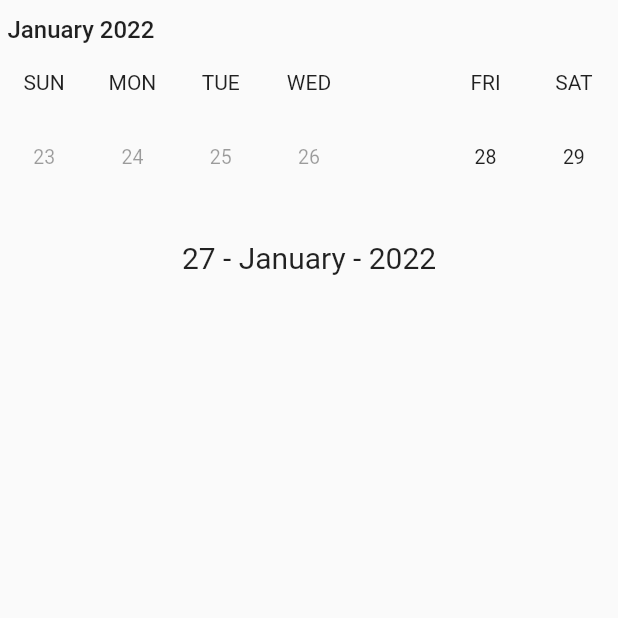
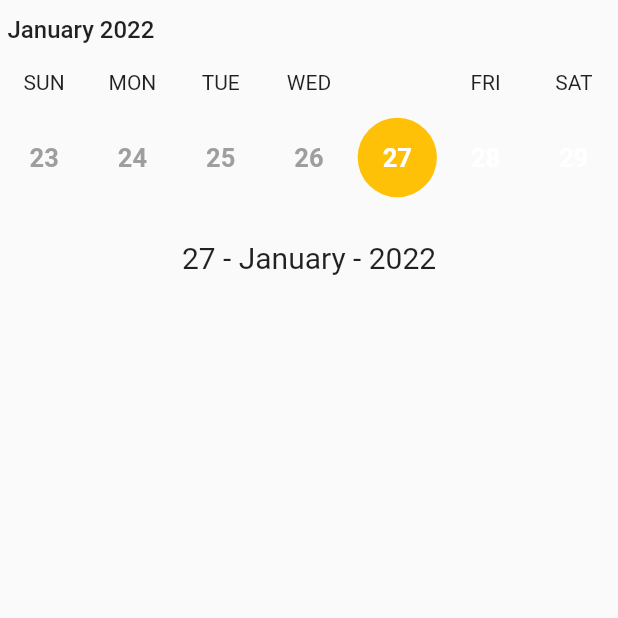
Before and after one commit to riadshuvo/horizontal_date_picker, a Flutter app: the screen it shows after launch, on a phone screen of 412 x 824 dp, the top half of it. Run offline on Flutter 3.47's test engine with Material 2 defaults, Android fonts, the phone set to English and light mode, and no system bars; drawn by our look-alikes of syncfusion_flutter_datepicker.

Commit message:
working on calender

```diff
--- a/lib/main.dart
+++ b/lib/main.dart
@@ -46,20 +46,35 @@ class ScheduleExample extends State<WeekNumberState> {
                 monthViewSettings: const DateRangePickerMonthViewSettings(
                     dayFormat: 'EEE',
                     showTrailingAndLeadingDates: true,
+
                     numberOfWeeksInView: 1),
-                monthCellStyle: DateRangePickerMonthCellStyle(
-                ),
+                monthCellStyle: const DateRangePickerMonthCellStyle(
+                    todayTextStyle: TextStyle(
+                      color: Colors.white,
+                      fontSize: 17,
+                      fontWeight: FontWeight.w700,
+                    ),
+                    todayCellDecoration: BoxDecoration(
+                      color: Colors.amber,
+                      shape: BoxShape.circle,
+                    ),
+                    textStyle: TextStyle(
+                      color: Colors.white,
+                      fontSize: 17,
+                      fontWeight: FontWeight.w700,
+                    ),
+                    disabledDatesTextStyle: TextStyle(
+                      color: Colors.grey,
+                      fontSize: 17,
+                      fontWeight: FontWeight.w700,
+                    )),
                 onSelectionChanged: selectionChanged,
                 selectionShape: DateRangePickerSelectionShape.rectangle,
                 enablePastDates: false,
                 selectionRadius: 5,
                 allowViewNavigation: false,
                 todayHighlightColor: Colors.transparent,
-                selectionColor: Colors.transparent,
-                selectionTextStyle:TextStyle(
-                  color: Colors.indigoAccent,
-                  decoration: TextDecoration.underline,
-                ),
+
               ),
             ),
             height: 140,
```
